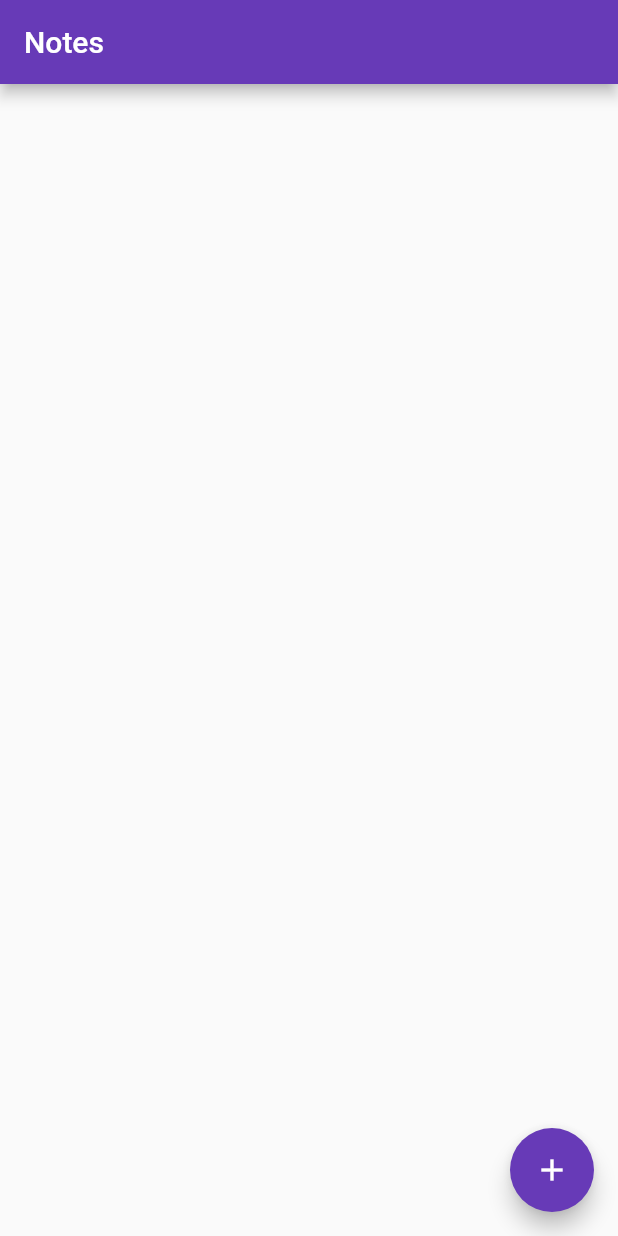
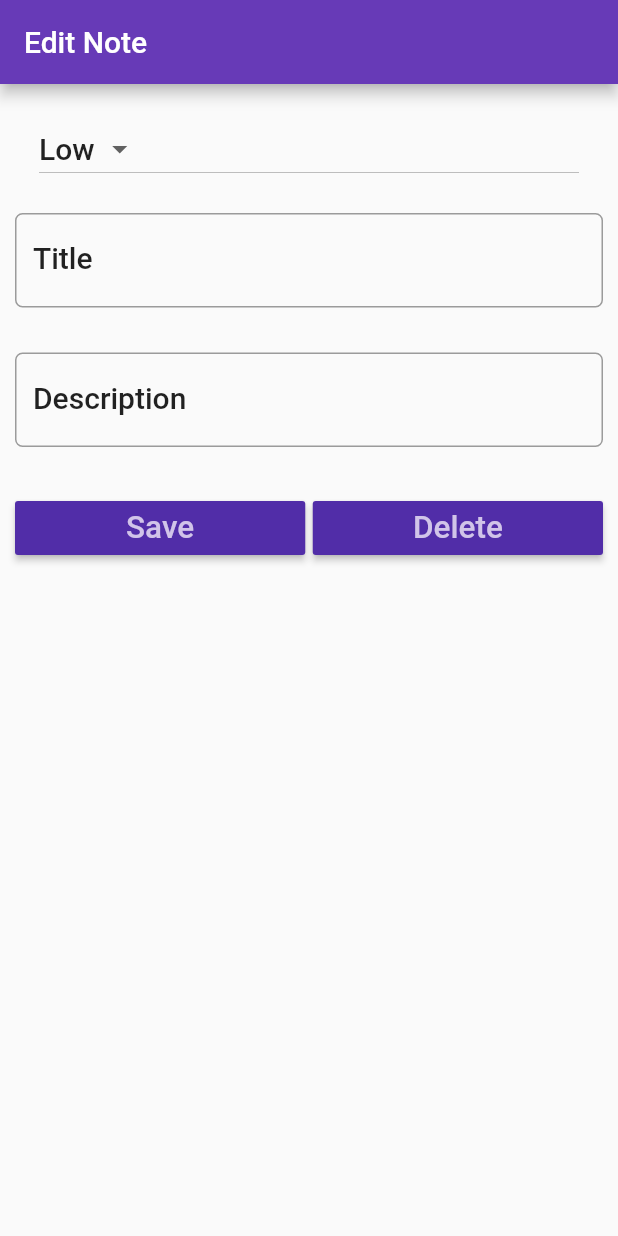
Before and after one commit to hari9-9/android_flutter, a Flutter app: the screen it shows after launch, on a phone screen of 412 x 824 dp. Run offline on Flutter 3.47's test engine with Material 2 defaults, Android fonts, the phone set to English and light mode, and no system bars.

Commit message:
note detail UI build

```diff
--- a/lib/main.dart
+++ b/lib/main.dart
@@ -1,3 +1,4 @@
+import 'package:first_build/screens/note_detail.dart';
 import 'package:flutter/material.dart';
 import 'package:first_build/screens/note_list.dart';
 
@@ -19,7 +20,7 @@ class MyApp extends StatelessWidget
         primarySwatch:Colors.deepPurple,
 
       ),
-      home: NoteList(),
+      home: NoteDetail(),
 
     );
   }
--- a/lib/screens/note_detail.dart
+++ b/lib/screens/note_detail.dart
@@ -0,0 +1,143 @@
+import 'package:flutter/material.dart';
+
+class NoteDetail extends StatefulWidget {
+
+	@override
+  State<StatefulWidget> createState() {
+
+    return NoteDetailState();
+  }
+}
+
+class NoteDetailState extends State<NoteDetail> {
+
+	static var _priorities = ['High', 'Low'];
+
+	TextEditingController titleController = TextEditingController();
+	TextEditingController descriptionController = TextEditingController();
+
+	@override
+  Widget build(BuildContext context) {
+
+		TextStyle textStyle = Theme.of(context).textTheme.title;
+
+    return Scaffold(
+	    appBar: AppBar(
+		    title: Text('Edit Note'),
+	    ),
+
+	    body: Padding(
+		    padding: EdgeInsets.only(top: 15.0, left: 10.0, right: 10.0),
+		    child: ListView(
+			    children: <Widget>[
+
+			    	// First element
+				    ListTile(
+					    title: DropdownButton(
+							    items: _priorities.map((String dropDownStringItem) {
+							    	return DropdownMenuItem<String> (
+									    value: dropDownStringItem,
+									    child: Text(dropDownStringItem),
+								    );
+							    }).toList(),
+
+							    style: textStyle,
+
+							    value: 'Low',
+
+							    onChanged: (valueSelectedByUser) {
+							    	setState(() {
+							    	  debugPrint('User selected $valueSelectedByUser');
+							    	});
+							    }
+					    ),
+				    ),
+
+				    // Second Element
+				    Padding(
+					    padding: EdgeInsets.only(top: 15.0, bottom: 15.0),
+					    child: TextField(
+						    controller: titleController,
+						    style: textStyle,
+						    onChanged: (value) {
+						    	debugPrint('Something changed in Title Text Field');
+						    },
+						    decoration: InputDecoration(
+							    labelText: 'Title',
+							    labelStyle: textStyle,
+							    border: OutlineInputBorder(
+								    borderRadius: BorderRadius.circular(5.0)
+							    )
+						    ),
+					    ),
+				    ),
+
+				    // Third Element
+				    Padding(
+					    padding: EdgeInsets.only(top: 15.0, bottom: 15.0),
+					    child: TextField(
+						    controller: descriptionController,
+						    style: textStyle,
+						    onChanged: (value) {
+							    debugPrint('Something changed in Description Text Field');
+						    },
+						    decoration: InputDecoration(
+								    labelText: 'Description',
+								    labelStyle: textStyle,
+								    border: OutlineInputBorder(
+										    borderRadius: BorderRadius.circular(5.0)
+								    )
+						    ),
+					    ),
+				    ),
+
+				    // Fourth Element
+				    Padding(
+					    padding: EdgeInsets.only(top: 15.0, bottom: 15.0),
+					    child: Row(
+						    children: <Widget>[
+						    	Expanded(
+								    child: RaisedButton(
+									    color: Theme.of(context).primaryColorDark,
+									    textColor: Theme.of(context).primaryColorLight,
+									    child: Text(
+										    'Save',
+										    textScaleFactor: 1.5,
+									    ),
+									    onPressed: () {
+									    	setState(() {
+									    	  debugPrint("Save button clicked");
+									    	});
+									    },
+								    ),
+							    ),
+
+							    Container(width: 5.0,),
+
+							    Expanded(
+								    child: RaisedButton(
+									    color: Theme.of(context).primaryColorDark,
+									    textColor: Theme.of(context).primaryColorLight,
+									    child: Text(
+										    'Delete',
+										    textScaleFactor: 1.5,
+									    ),
+									    onPressed: () {
+										    setState(() {
+											    debugPrint("Delete button clicked");
+										    });
+									    },
+								    ),
+							    ),
+
+						    ],
+					    ),
+				    ),
+
+			    ],
+		    ),
+	    ),
+
+    );
+  }
+}
```
